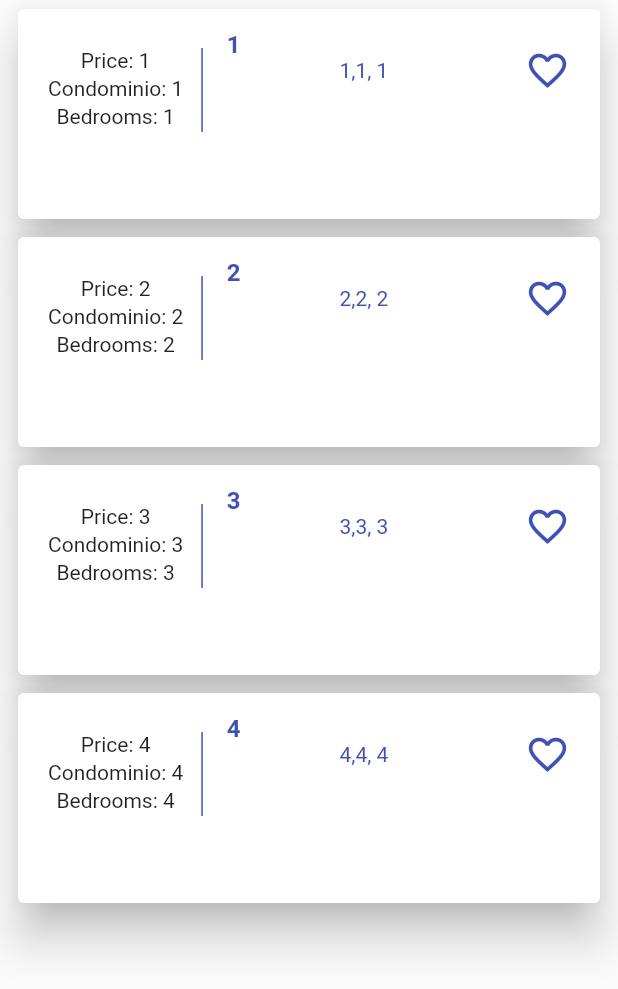
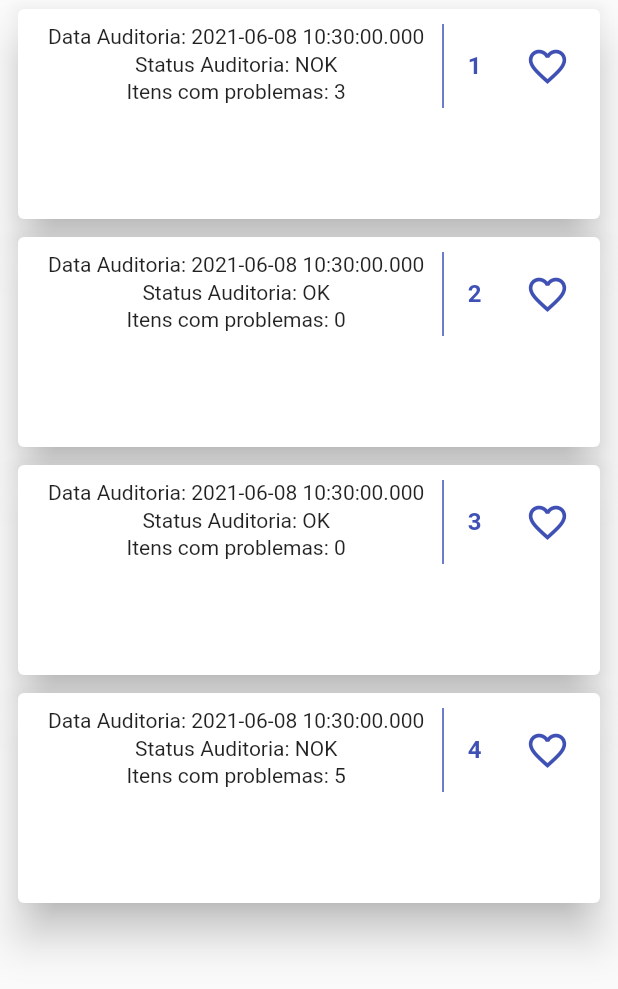
Before and after one commit to rafa-thayto/challange-app, a Flutter app: the AuditoriasScreen screen opened directly, on a phone screen of 412 x 824 dp. Shown: the top 989 px of the screen. Run offline on Flutter 3.47's test engine with Material 2 defaults, Android fonts, the phone set to English and light mode, and no system bars.

Commit message:
:sparkles: feat: adjstments in logic

```diff
--- a/lib/screens/auditorias_screen.dart
+++ b/lib/screens/auditorias_screen.dart
@@ -32,7 +32,7 @@ class _AuditoriasScreenState extends State<AuditoriasScreen> {
     return ListView.builder(
         itemCount: auditorias == null ? 0 : auditorias.length,
         itemBuilder: (BuildContext ctx, int index) {
-          return cardAuditoria(auditorias[index]);
+          return cardAuditoria(auditorias![index]);
         });
   }
 
@@ -69,17 +69,18 @@ class _AuditoriasScreenState extends State<AuditoriasScreen> {
                     children: [
                       Expanded(
                         child: Container(
-                          child: Text('Price: ${auditoria.id}'),
+                          child: Text('Data Auditoria: ${auditoria.data}'),
                         ),
                       ),
                       Expanded(
                         child: Container(
-                          child: Text('Condominio: ${auditoria.id}'),
+                          child: Text(
+                              'Status Auditoria: ${auditoria.isOk ? 'OK' : 'NOK'}'),
                         ),
                       ),
                       Expanded(
                         child: Text(
-                          'Bedrooms: ${auditoria.id}',
+                          'Itens com problemas: ${auditoria.itens}',
                         ),
                       )
                     ],
@@ -90,22 +91,6 @@ class _AuditoriasScreenState extends State<AuditoriasScreen> {
                   color: Colors.indigo,
                   fontWeight: FontWeight.bold,
                 ),
-              ),
-              subtitle: Column(
-                children: <Widget>[
-                  Expanded(
-                    flex: 3,
-                    child: Container(
-                      child: Text(
-                        '${auditoria.id},${auditoria.id}, ${auditoria.id}',
-                        style: TextStyle(
-                          color: Colors.indigo,
-                          fontWeight: FontWeight.normal,
-                        ),
-                      ),
-                    ),
-                  ),
-                ],
               ),
               trailing: Icon(
                 Icons.favorite_outline_sharp,
```
